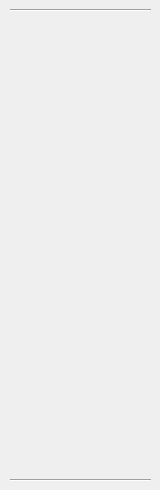
Before: the Qt Designer form Update/Logic_Gate_Simulator/widget_customgates.ui in ElliotHarding/Logic-Gate-Simulator, drawn with Qt 5.
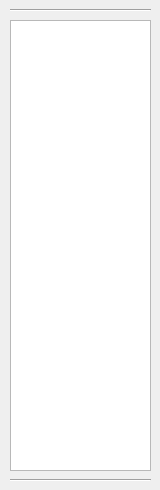
After: the same form once the commit is applied.

The edit to the form file:
```diff
--- a/Update/Logic_Gate_Simulator/widget_customgates.ui
+++ b/Update/Logic_Gate_Simulator/widget_customgates.ui
@@ -39,6 +39,16 @@
     <enum>Qt::Horizontal</enum>
    </property>
   </widget>
+  <widget class="QListWidget" name="customGateListWidget">
+   <property name="geometry">
+    <rect>
+     <x>10</x>
+     <y>20</y>
+     <width>141</width>
+     <height>451</height>
+    </rect>
+   </property>
+  </widget>
  </widget>
  <resources/>
  <connections/>
```
